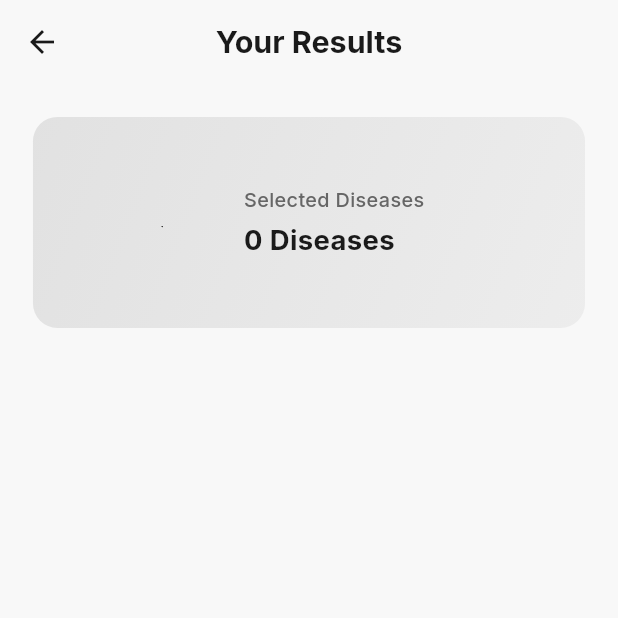
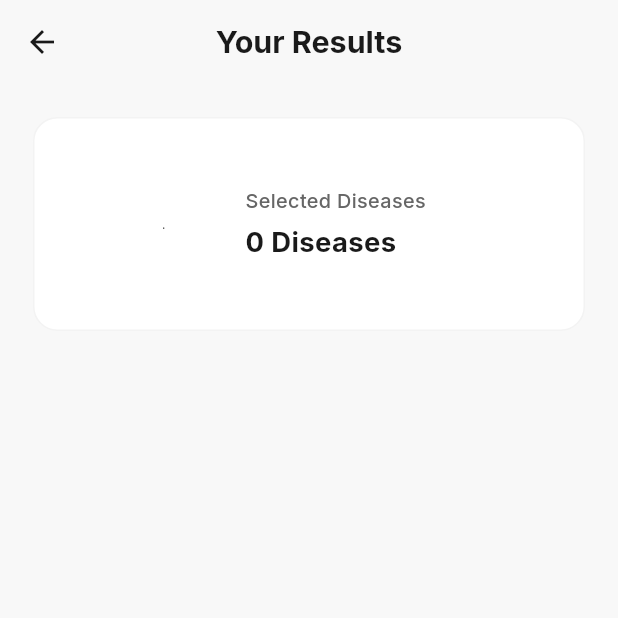
Before and after one commit to ParvinT/insidex_app, a Flutter app: the QuizResultsScreen screen opened directly with empty values, on a phone screen of 412 x 824 dp, the top half of it. Run offline on Flutter 3.47's test engine with Material 3 defaults, Android fonts, the phone set to English and light mode, and no system bars; our stand-ins replace audio_service, cached_network_image, cloud_firestore, cloud_functions, connectivity_plus, device_preview and 25 more; missing offline and left inert: audio_session, background_fetch, encrypt; accounts and stored records are empty; generated files the repository leaves out were written again; network calls fail.

Commit message:
last version of dark/light mode developing

```diff
--- a/lib/features/quiz/screens/quiz_results_screen.dart
+++ b/lib/features/quiz/screens/quiz_results_screen.dart
@@ -153,15 +153,12 @@ class _QuizResultsScreenState extends State<QuizResultsScreen> {
     return Container(
       padding: EdgeInsets.all(isTablet ? 20.w : 16.w),
       decoration: BoxDecoration(
-        gradient: LinearGradient(
-          colors: [
-            colors.textPrimary.withValues(alpha: 0.1),
-            colors.textPrimary.withValues(alpha: 0.05),
-          ],
-          begin: Alignment.topLeft,
-          end: Alignment.bottomRight,
+        color: colors.backgroundElevated,
+        borderRadius: BorderRadius.circular(16.r),
+        border: Border.all(
+          color: colors.border.withValues(alpha: 0.3),
+          width: 1,
         ),
-        borderRadius: BorderRadius.circular(16.r),
       ),
       child: Row(
         children: [
--- a/lib/providers/theme_provider.dart
+++ b/lib/providers/theme_provider.dart
@@ -5,7 +5,7 @@ class ThemeProvider extends ChangeNotifier {
   static const String _themeKey = 'theme_mode';
 
   // Default theme mode
-  ThemeMode _themeMode = ThemeMode.light;
+  ThemeMode _themeMode = ThemeMode.system;
 
   // Getter
   ThemeMode get themeMode => _themeMode;
```
